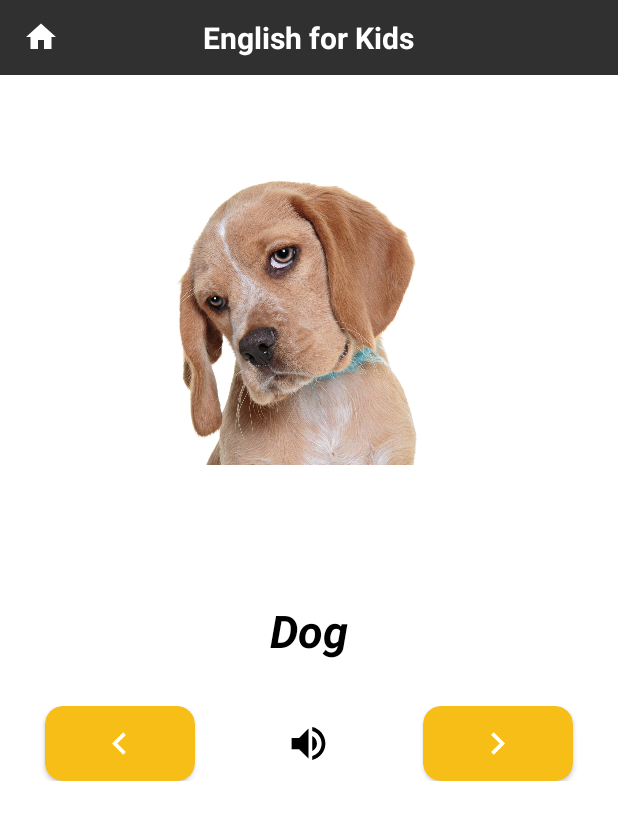
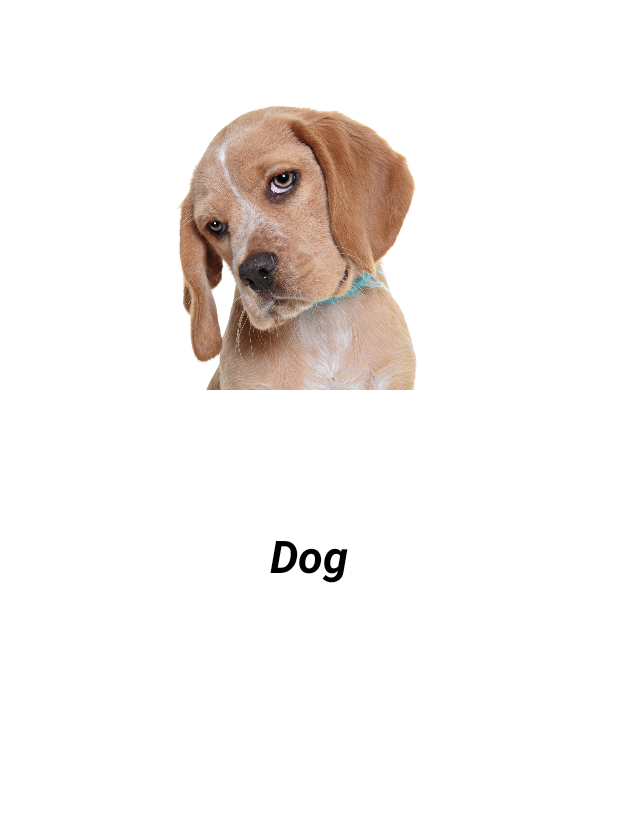
Before and after one commit to QuangLucky1997/Kid-Learning-English, an Android app: the layout custom_learn.xml on its own in the app's theme, with its tools: preview values and no code run, on a phone screen of 412 x 824 dp. Shown: the top 820 px of the screen. Run offline under Robolectric (Android 15) with nearby library versions, the phone set to English and light mode, and no system bars.

Commit message:
update UI and create adapter learn

```diff
--- a/app/src/main/res/layout/custom_learn.xml
+++ b/app/src/main/res/layout/custom_learn.xml
@@ -5,28 +5,6 @@
     android:layout_height="match_parent"
     android:orientation="vertical">
 
-    <RelativeLayout
-        android:layout_width="match_parent"
-        android:layout_height="@dimen/dp_50"
-        android:background="#303030">
-
-        <ImageView
-            android:id="@+id/icon_home"
-            android:layout_width="wrap_content"
-            android:layout_height="wrap_content"
-            android:layout_centerVertical="true"
-            android:layout_marginStart="@dimen/dp_15"
-            android:src="@drawable/ic_baseline_home_24" />
-
-        <TextView
-            android:layout_width="wrap_content"
-            android:layout_height="wrap_content"
-            android:layout_centerInParent="true"
-            android:text="@string/english_for_kids"
-            android:textColor="@color/white"
-            android:textSize="@dimen/sp_20"
-            android:textStyle="bold" />
-    </RelativeLayout>
 
     <RelativeLayout
         android:layout_width="match_parent"
@@ -34,19 +12,22 @@
 
 
         <ImageView
-            android:id="@+id/image_animals"
+            android:id="@+id/image_collection"
             android:layout_width="@dimen/dp_200"
             android:layout_height="@dimen/dp_200"
             android:layout_centerHorizontal="true"
-            android:layout_margin="@dimen/dp_60"
+            android:layout_marginStart="@dimen/dp_60"
+            android:layout_marginTop="@dimen/dp_60"
+            android:layout_marginEnd="@dimen/dp_60"
+            android:layout_marginBottom="@dimen/dp_60"
             android:scaleType="centerCrop"
             android:src="@drawable/dog" />
 
         <TextView
-            android:id="@+id/text_animals"
+            android:id="@+id/text_name"
             android:layout_width="wrap_content"
             android:layout_height="wrap_content"
-            android:layout_below="@id/image_animals"
+            android:layout_below="@id/image_collection"
             android:layout_centerHorizontal="true"
             android:layout_margin="30dp"
             android:text="Dog"
@@ -54,55 +35,7 @@
             android:textSize="@dimen/sp_30"
             android:textStyle="italic|bold" />
 
-        <RelativeLayout
-            android:layout_width="match_parent"
-            android:layout_height="wrap_content"
-            android:layout_below="@+id/text_animals">
 
-            <ImageView
-                android:id="@+id/img_volumn"
-                android:layout_width="@dimen/dp_30"
-                android:layout_height="@dimen/dp_30"
-                android:layout_centerInParent="true"
-                android:layout_marginTop="@dimen/dp_20"
-                android:src="@drawable/ic_baseline_volume_up_24" />
-
-
-            <androidx.cardview.widget.CardView
-                android:id="@+id/group_left"
-                android:layout_width="@dimen/dp_100"
-                android:layout_height="@dimen/dp_50"
-                android:layout_alignParentStart="true"
-                android:layout_centerVertical="true"
-                android:layout_marginStart="@dimen/dp_30"
-                app:cardBackgroundColor="#F6BE17"
-                app:cardCornerRadius="@dimen/dp_12">
-
-                <ImageView
-                    android:layout_width="@dimen/dp_30"
-                    android:layout_height="@dimen/dp_30"
-                    android:layout_gravity="center"
-                    android:src="@drawable/ic_baseline_chevron_left_24" />
-            </androidx.cardview.widget.CardView>
-
-
-            <androidx.cardview.widget.CardView
-                android:id="@+id/group_right"
-                android:layout_width="@dimen/dp_100"
-                android:layout_height="@dimen/dp_50"
-                android:layout_alignParentEnd="true"
-                android:layout_centerVertical="true"
-                android:layout_marginEnd="@dimen/dp_30"
-                app:cardBackgroundColor="#F6BE17"
-                app:cardCornerRadius="@dimen/dp_12">
-
-                <ImageView
-                    android:layout_width="@dimen/dp_30"
-                    android:layout_height="@dimen/dp_30"
-                    android:layout_gravity="center"
-                    android:src="@drawable/ic_baseline_chevron_right_24" />
-            </androidx.cardview.widget.CardView>
-        </RelativeLayout>
 
     </RelativeLayout>
 
```
Also changed, not shown: app/build.gradle (+13 -1 lines), app/src/main/AndroidManifest.xml (+7 -4 lines), app/src/main/java/com/namquangdev/kidlearningapp2021/adapter/AdapterSlideLearn.kt (+35 -1 lines), app/src/main/java/com/namquangdev/kidlearningapp2021/data/model/FirebaseRepository.kt (+36 -0 lines), app/src/main/java/com/namquangdev/kidlearningapp2021/ui/base/main/ui/base/FirebaseFactory.kt (+13 -1 lines), app/src/main/java/com/namquangdev/kidlearningapp2021/ui/base/main/ui/main/view/LearnActivity.kt (added, +16 -0 lines), app/src/main/java/com/namquangdev/kidlearningapp2021/ui/base/main/ui/main/view/PlayActivity.kt (+10 -0 lines), app/src/main/java/com/namquangdev/kidlearningapp2021/ui/base/main/ui/main/viewmodel/FirebaseViewModel.kt (+13 -1 lines), app/src/main/res/layout/activity_learn.xml (added, +94 -0 lines).
